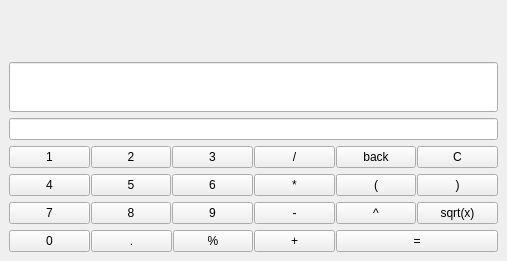
Above: GUI/mainwindow.ui from andrejj7771/RPN_Calculator before the change. Below: the same form after it.
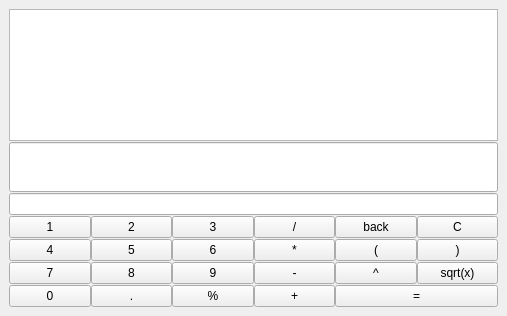
That is the form after the change.

Commit message: simple history

What changed in the file:
```diff
--- a/GUI/mainwindow.ui
+++ b/GUI/mainwindow.ui
@@ -7,13 +7,13 @@
     <x>0</x>
     <y>0</y>
     <width>507</width>
-    <height>261</height>
+    <height>316</height>
    </rect>
   </property>
   <property name="minimumSize">
    <size>
     <width>507</width>
-    <height>261</height>
+    <height>316</height>
    </size>
   </property>
   <property name="windowTitle">
@@ -21,18 +21,11 @@
   </property>
   <widget class="QWidget" name="centralwidget">
    <layout class="QVBoxLayout" name="verticalLayout_2">
+    <property name="spacing">
+     <number>1</number>
+    </property>
     <item>
-     <spacer name="verticalSpacer">
-      <property name="orientation">
-       <enum>Qt::Vertical</enum>
-      </property>
-      <property name="sizeHint" stdset="0">
-       <size>
-        <width>20</width>
-        <height>0</height>
-       </size>
-      </property>
-     </spacer>
+     <widget class="QListWidget" name="listWidget"/>
     </item>
     <item>
      <widget class="QLineEdit" name="expression_field">
@@ -62,13 +55,22 @@
     </item>
     <item>
      <layout class="QVBoxLayout" name="verticalLayout">
+      <property name="spacing">
+       <number>1</number>
+      </property>
       <item>
-       <layout class="QHBoxLayout" name="horizontalLayout_3" stretch="0,0,0,0,0,0">
+       <layout class="QHBoxLayout" name="horizontalLayout">
         <property name="spacing">
-         <number>1</number>
+         <number>0</number>
         </property>
         <item>
          <widget class="QPushButton" name="button_1">
+          <property name="minimumSize">
+           <size>
+            <width>50</width>
+            <height>0</height>
+           </size>
+          </property>
           <property name="text">
            <string>1</string>
           </property>
@@ -76,6 +78,12 @@
         </item>
         <item>
          <widget class="QPushButton" name="button_2">
+          <property name="minimumSize">
+           <size>
+            <width>50</width>
+            <height>0</height>
+           </size>
+          </property>
           <property name="text">
            <string>2</string>
           </property>
@@ -83,6 +91,12 @@
         </item>
         <item>
          <widget class="QPushButton" name="button_3">
+          <property name="minimumSize">
+           <size>
+            <width>50</width>
+            <height>0</height>
+           </size>
+          </property>
           <property name="text">
            <string>3</string>
           </property>
@@ -90,6 +104,12 @@
         </item>
         <item>
          <widget class="QPushButton" name="button_div">
+          <property name="minimumSize">
+           <size>
+            <width>50</width>
+            <height>0</height>
+           </size>
+          </property>
           <property name="text">
            <string>/</string>
           </property>
@@ -97,6 +117,12 @@
         </item>
         <item>
          <widget class="QPushButton" name="button_back">
+          <property name="minimumSize">
+           <size>
+            <width>50</width>
+            <height>0</height>
+           </size>
+          </property>
           <property name="text">
            <string>back</string>
           </property>
@@ -104,6 +130,12 @@
         </item>
         <item>
          <widget class="QPushButton" name="button_clear">
+          <property name="minimumSize">
+           <size>
+            <width>50</width>
+            <height>0</height>
+           </size>
+          </property>
           <property name="text">
            <string>C</string>
           </property>
@@ -112,12 +144,18 @@
        </layout>
       </item>
       <item>
-       <layout class="QHBoxLayout" name="horizontalLayout">
+       <layout class="QHBoxLayout" name="horizontalLayout_2">
         <property name="spacing">
-         <number>1</number>
+         <number>0</number>
         </property>
         <item>
          <widget class="QPushButton" name="button_4">
+          <property name="minimumSize">
+           <size>
+            <width>50</width>
+            <height>0</height>
+           </size>
+          </property>
           <property name="text">
            <string>4</string>
           </property>
@@ -125,6 +163,12 @@
         </item>
         <item>
          <widget class="QPushButton" name="button_5">
+          <property name="minimumSize">
+           <size>
+            <width>50</width>
+            <height>0</height>
+           </size>
+          </property>
           <property name="text">
            <string>5</string>
           </property>
@@ -138,6 +182,12 @@
             <verstretch>0</verstretch>
            </sizepolicy>
           </property>
+          <property name="minimumSize">
+           <size>
+            <width>50</width>
+            <height>0</height>
+           </size>
+          </property>
           <property name="text">
            <string>6</string>
           </property>
@@ -145,6 +195,12 @@
         </item>
         <item>
          <widget class="QPushButton" name="button_mul">
+          <property name="minimumSize">
+           <size>
+            <width>50</width>
+            <height>0</height>
+           </size>
+          </property>
           <property name="text">
            <string>*</string>
           </property>
@@ -152,6 +208,12 @@
         </item>
         <item>
          <widget class="QPushButton" name="button_br_o">
+          <property name="minimumSize">
+           <size>
+            <width>50</width>
+            <height>0</height>
+           </size>
+          </property>
           <property name="text">
            <string>(</string>
           </property>
@@ -159,6 +221,12 @@
         </item>
         <item>
          <widget class="QPushButton" name="button_br_c">
+          <property name="minimumSize">
+           <size>
+            <width>50</width>
+            <height>0</height>
+           </size>
+          </property>
           <property name="text">
            <string>)</string>
           </property>
@@ -167,12 +235,18 @@
        </layout>
       </item>
       <item>
-       <layout class="QHBoxLayout" name="horizontalLayout_2" stretch="0,0,0,0,0,0">
+       <layout class="QHBoxLayout" name="horizontalLayout_3">
         <property name="spacing">
-         <number>1</number>
+         <number>0</number>
         </property>
         <item>
          <widget class="QPushButton" name="button_7">
+          <property name="minimumSize">
+           <size>
+            <width>50</width>
+            <height>0</height>
+           </size>
+          </property>
           <property name="text">
            <string>7</string>
           </property>
@@ -180,6 +254,12 @@
         </item>
         <item>
          <widget class="QPushButton" name="button_8">
+          <property name="minimumSize">
+           <size>
+            <width>50</width>
+            <height>0</height>
+           </size>
+          </property>
           <property name="text">
            <string>8</string>
           </property>
@@ -187,6 +267,12 @@
         </item>
         <item>
          <widget class="QPushButton" name="button_9">
+          <property name="minimumSize">
+           <size>
+            <width>50</width>
+            <height>0</height>
+           </size>
+          </property>
           <property name="text">
            <string>9</string>
           </property>
@@ -194,6 +280,12 @@
         </item>
         <item>
          <widget class="QPushButton" name="button_sub">
+          <property name="minimumSize">
+           <size>
+            <width>50</width>
+            <height>0</height>
+           </size>
+          </property>
           <property name="text">
            <string>-</string>
           </property>
@@ -201,6 +293,12 @@
         </item>
         <item>
          <widget class="QPushButton" name="button_pow">
+          <property name="minimumSize">
+           <size>
+            <width>50</width>
+            <height>0</height>
+           </size>
+          </property>
           <property name="text">
            <string>^</string>
           </property>
@@ -208,6 +306,12 @@
         </item>
         <item>
          <widget class="QPushButton" name="button_sqrt">
+          <property name="minimumSize">
+           <size>
+            <width>50</width>
+            <height>0</height>
+           </size>
+          </property>
           <property name="text">
            <string>sqrt(x)</string>
           </property>
@@ -218,10 +322,7 @@
       <item>
        <layout class="QHBoxLayout" name="horizontalLayout_4" stretch="1,1,1,1,2">
         <property name="spacing">
-         <number>1</number>
-        </property>
-        <property name="sizeConstraint">
-         <enum>QLayout::SetDefaultConstraint</enum>
+         <number>0</number>
         </property>
         <item>
          <widget class="QPushButton" name="button_0">
@@ -231,6 +332,12 @@
             <verstretch>0</verstretch>
            </sizepolicy>
           </property>
+          <property name="minimumSize">
+           <size>
+            <width>50</width>
+            <height>0</height>
+           </size>
+          </property>
           <property name="text">
            <string>0</string>
           </property>
@@ -238,6 +345,12 @@
         </item>
         <item>
          <widget class="QPushButton" name="button_dot">
+          <property name="minimumSize">
+           <size>
+            <width>50</width>
+            <height>0</height>
+           </size>
+          </property>
           <property name="text">
            <string>.</string>
           </property>
@@ -245,6 +358,12 @@
         </item>
         <item>
          <widget class="QPushButton" name="button_percent">
+          <property name="minimumSize">
+           <size>
+            <width>50</width>
+            <height>0</height>
+           </size>
+          </property>
           <property name="text">
            <string>%</string>
           </property>
@@ -252,6 +371,12 @@
         </item>
         <item>
          <widget class="QPushButton" name="button_add">
+          <property name="minimumSize">
+           <size>
+            <width>50</width>
+            <height>0</height>
+           </size>
+          </property>
           <property name="text">
            <string>+</string>
           </property>
@@ -265,6 +390,12 @@
             <verstretch>0</verstretch>
            </sizepolicy>
           </property>
+          <property name="minimumSize">
+           <size>
+            <width>50</width>
+            <height>0</height>
+           </size>
+          </property>
           <property name="text">
            <string>=</string>
           </property>
```
The commit also changes 1 other file.
